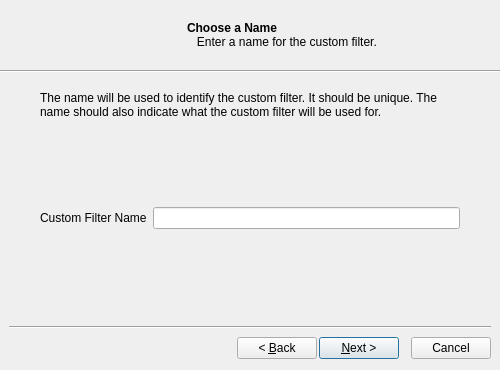
Qt form GUI/Client/Widgets/pqCustomFilterDefinitionWizard.ui (wildmichael/ParaView3-enhancements-old) before a commit.
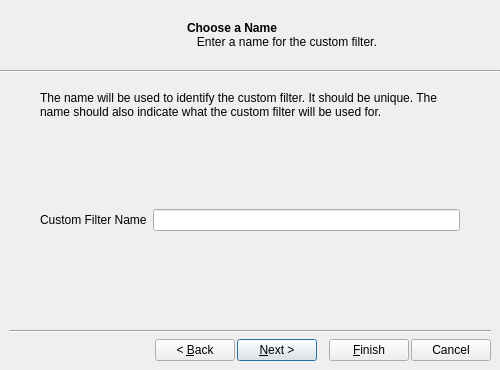
The same form after that commit. The open tabs and pages were chosen to show the change. Icons and pictures are not drawn.

Commit message: ENH: Adding code to check the entered name agains the currently registered names. The user has the choice to overwrite or not. Also, splitting the next and finish button. Now the user can hit finish before going through the entire wizard. This will be usefull when the wizard fills in the inputs and outputs automatically.

Diff of the .ui file:
```diff
--- a/GUI/Client/Widgets/pqCustomFilterDefinitionWizard.ui
+++ b/GUI/Client/Widgets/pqCustomFilterDefinitionWizard.ui
@@ -813,8 +813,8 @@
           </property>
           <property name="sizeHint" >
            <size>
-            <width>171</width>
-            <height>26</height>
+            <width>80</width>
+            <height>20</height>
            </size>
           </property>
          </spacer>
@@ -858,6 +858,16 @@
           </property>
          </spacer>
         </item>
+        <item>
+         <widget class="QPushButton" name="FinishButton" >
+          <property name="text" >
+           <string>&amp;Finish</string>
+          </property>
+          <property name="autoDefault" >
+           <bool>false</bool>
+          </property>
+         </widget>
+        </item>
         <item>
          <widget class="QPushButton" name="CancelButton" >
           <property name="text" >
```
Left out of the diff: 7 changed lines with no effect on the pictures. The commit also changes 3 other files.
